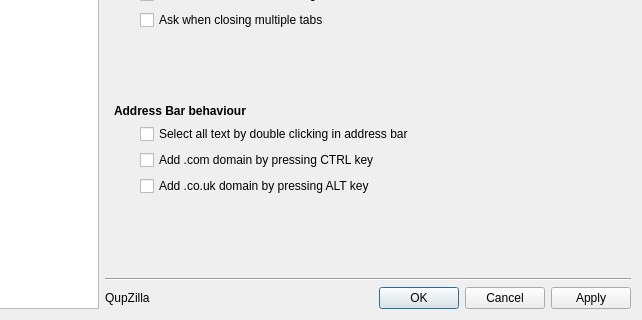
Qt form src/preferences/preferences.ui (QupZilla/qupzilla) before a commit; both pictures show x 112 to 754 and y 163 to 483 of the 754 by 483 pixel window.
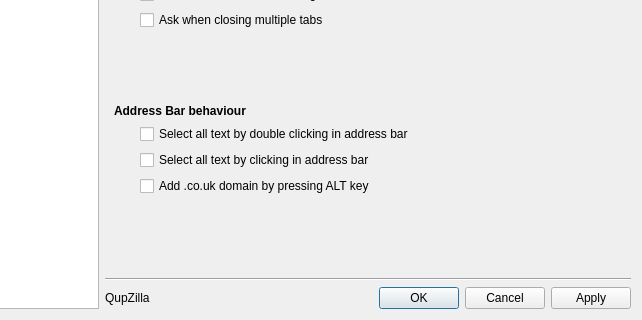
The same form after that commit. The open tabs and pages were chosen to show the change. Icons and pictures are not drawn.

Commit message: Added option to select all text on click to address bar - and dropped "Add .com on CTRL click" option (it was making impossible copying anything from address bar)

Diff of the .ui file:
```diff
--- a/src/preferences/preferences.ui
+++ b/src/preferences/preferences.ui
@@ -694,13 +694,6 @@
          </property>
         </widget>
        </item>
-       <item row="9" column="1" colspan="3">
-        <widget class="QCheckBox" name="addComWithCtrl">
-         <property name="text">
-          <string>Add .com domain by pressing CTRL key</string>
-         </property>
-        </widget>
-       </item>
        <item row="10" column="1" colspan="3">
         <widget class="QCheckBox" name="addCountryWithAlt">
          <property name="text">
@@ -748,6 +741,13 @@
          </property>
         </widget>
        </item>
+       <item row="9" column="1" colspan="3">
+        <widget class="QCheckBox" name="selectAllOnClick">
+         <property name="text">
+          <string>Select all text by clicking in address bar</string>
+         </property>
+        </widget>
+       </item>
       </layout>
      </widget>
      <widget class="QWidget" name="stackedWidgetPage4">
```
The commit also changes 14 other files.
